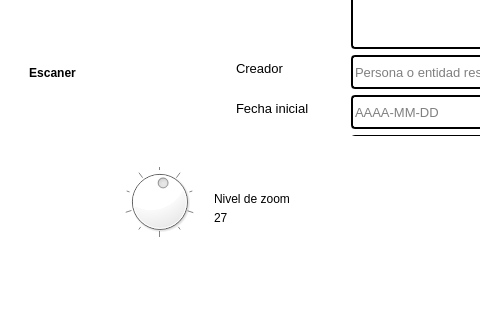
This is main.ui in neogranadina/neo_escan as Qt 5 draws it before an edit; both pictures show x 0 to 480 and y 242 to 562 of the 1000 by 562 pixel window. The edited form follows.
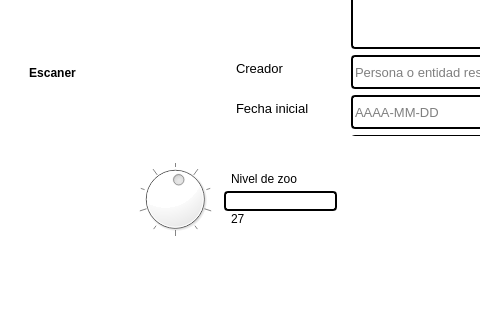
This is the edited form. Icons and pictures are not drawn.

```diff
--- a/main.ui
+++ b/main.ui
@@ -3272,10 +3272,10 @@
                    <widget class="QDial" name="zoom_dial">
                     <property name="geometry">
                      <rect>
-                      <x>10</x>
-                      <y>10</y>
-                      <width>71</width>
-                      <height>81</height>
+                      <x>11</x>
+                      <y>11</y>
+                      <width>100</width>
+                      <height>74</height>
                      </rect>
                     </property>
                     <property name="minimum">
@@ -3300,12 +3300,24 @@
                    <widget class="QLabel" name="zoomLabel">
                     <property name="geometry">
                      <rect>
-                      <x>100</x>
-                      <y>40</y>
-                      <width>81</width>
-                      <height>16</height>
+                      <x>117</x>
+                      <y>11</y>
+                      <width>66</width>
+                      <height>34</height>
                      </rect>
                     </property>
+                    <property name="minimumSize">
+                     <size>
+                      <width>0</width>
+                      <height>34</height>
+                     </size>
+                    </property>
+                    <property name="maximumSize">
+                     <size>
+                      <width>16777215</width>
+                      <height>34</height>
+                     </size>
+                    </property>
                     <property name="text">
                      <string>Nivel de zoom</string>
                     </property>
@@ -3313,16 +3325,38 @@
                    <widget class="QLabel" name="zoom_value">
                     <property name="geometry">
                      <rect>
-                      <x>100</x>
-                      <y>60</y>
-                      <width>47</width>
-                      <height>13</height>
+                      <x>117</x>
+                      <y>51</y>
+                      <width>16</width>
+                      <height>34</height>
                      </rect>
                     </property>
+                    <property name="minimumSize">
+                     <size>
+                      <width>0</width>
+                      <height>34</height>
+                     </size>
+                    </property>
+                    <property name="maximumSize">
+                     <size>
+                      <width>16777215</width>
+                      <height>34</height>
+                     </size>
+                    </property>
                     <property name="text">
                      <string>27</string>
                     </property>
                    </widget>
+                   <widget class="QLineEdit" name="zoom_valuedit">
+                    <property name="geometry">
+                     <rect>
+                      <x>110</x>
+                      <y>40</y>
+                      <width>113</width>
+                      <height>20</height>
+                     </rect>
+                    </property>
+                   </widget>
                   </widget>
                  </item>
                  <item>
```
